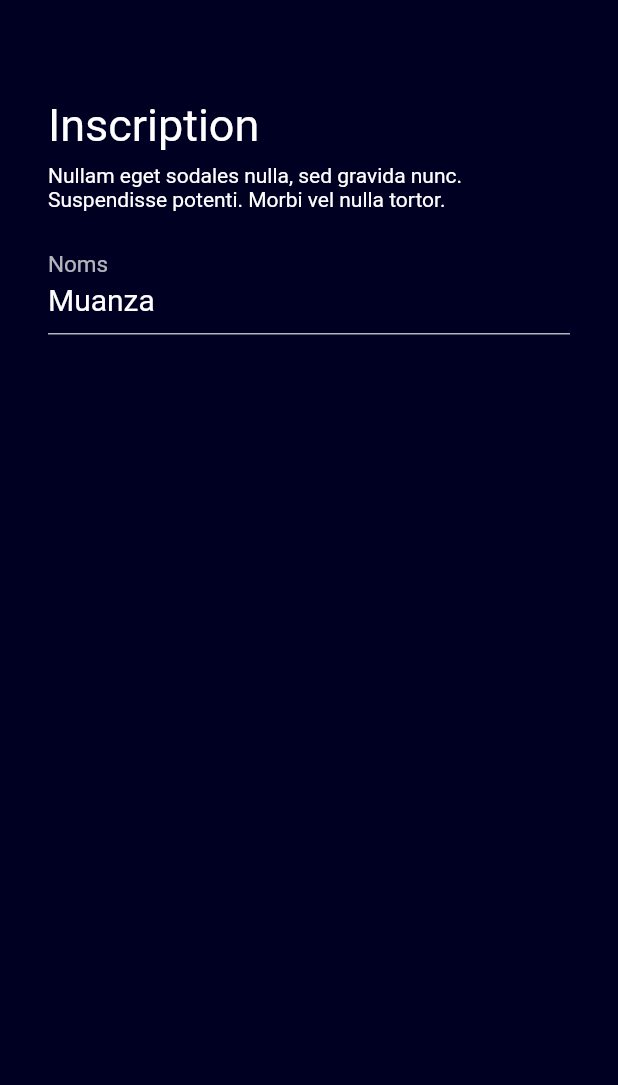
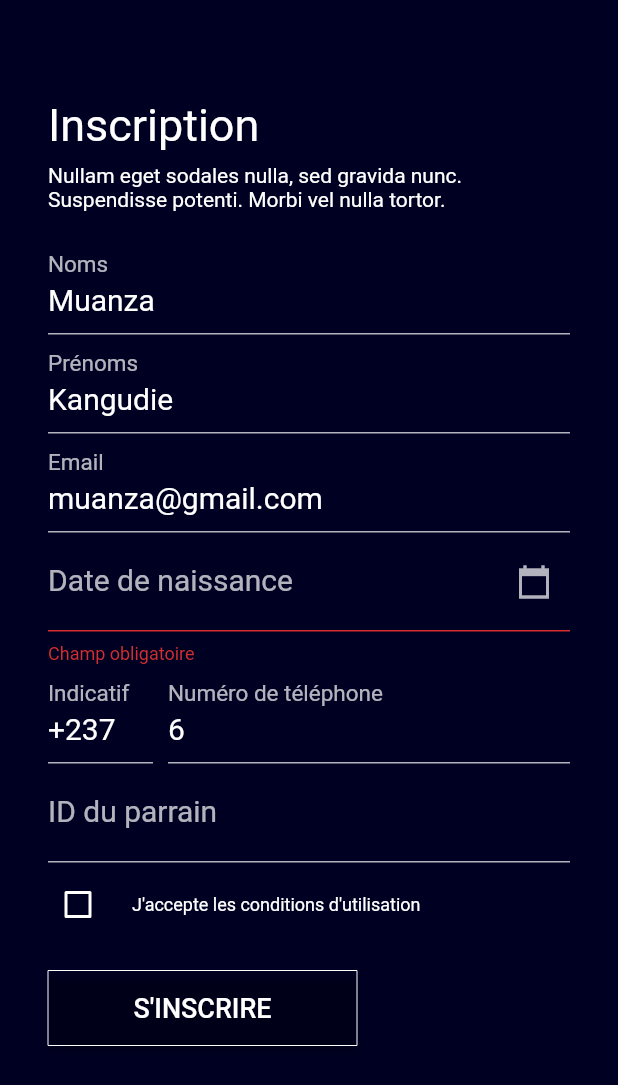
Before and after one commit to kingmuanza/tspay, a Flutter app: the InscriptionFormulairePage screen opened directly, on a phone screen of 412 x 824 dp. Shown: the top 1085 px of the screen. Run offline on Flutter 3.47's test engine with Material 2 defaults, Android fonts, the phone set to English and light mode, and no system bars; our stand-ins replace firebase_core; accounts and stored records are empty.

Commit message:
parcours 1

```diff
--- a/lib/composants/bouton.dart
+++ b/lib/composants/bouton.dart
@@ -4,11 +4,14 @@ class Bouton extends StatefulWidget {
   final double largeur;
   final String nom;
   final Function action;
-  const Bouton({
+  bool? secondaire;
+
+  Bouton({
     Key? key,
     required this.largeur,
     required this.nom,
     required this.action,
+    bool? this.secondaire,
   }) : super(key: key);
 
   @override
@@ -24,7 +27,9 @@ class _BoutonState extends State<Bouton> {
       },
       style: ButtonStyle(
         backgroundColor: MaterialStateProperty.all(
-          Colors.transparent,
+          widget.secondaire != null
+              ? Color.fromRGBO(0, 0, 34, 1)
+              : Colors.transparent,
         ),
         minimumSize: MaterialStateProperty.all(
           Size(
@@ -32,12 +37,22 @@ class _BoutonState extends State<Bouton> {
             50,
           ),
         ),
-        shape: MaterialStateProperty.all<RoundedRectangleBorder>(
+        shape: widget.secondaire != null
+            ? MaterialStateProperty.all<RoundedRectangleBorder>(
                 RoundedRectangleBorder(
                   borderRadius: BorderRadius.circular(0.0),
                   side: BorderSide(
                     color: Colors.white,
                     width: 2.0,
+                  ),
+                ),
+              )
+            : MaterialStateProperty.all<RoundedRectangleBorder>(
+                RoundedRectangleBorder(
+                  borderRadius: BorderRadius.circular(0.0),
+                  side: BorderSide(
+                    color: Colors.white,
+                    width: 0.0,
                   ),
                 ),
               ),
--- a/lib/composants/champ.dart
+++ b/lib/composants/champ.dart
@@ -7,11 +7,21 @@ class Champ extends StatefulWidget {
     required this.labelText,
     required this.controller,
     this.formKey,
+    this.clavier,
+    this.iconeBouton,
+    this.readOnly,
+    this.validator,
+    this.isPassword,
   }) : super(key: key);
 
   final String labelText;
   final TextEditingController controller;
   GlobalKey<FormState>? formKey;
+  TextInputType? clavier;
+  IconButton? iconeBouton;
+  bool? readOnly;
+  bool? isPassword;
+  String? Function(dynamic)? validator;
 
   @override
   _ChampState createState() => _ChampState();
@@ -25,15 +35,24 @@ class _ChampState extends State<Champ> {
       child: TextFormField(
         style: TextStyle(fontSize: 20, color: Colors.white),
         validator: (value) {
+          if (widget.validator != null) {
+            return widget.validator!(value);
+          }
           if (value == null || value.isEmpty) {
-            return 'Please enter some text';
+            return 'Champ obligatoire';
           }
           return null;
         },
+        obscureText: widget.isPassword != null ? widget.isPassword! : false,
+        keyboardType:
+            widget.clavier != null ? widget.clavier : TextInputType.text,
         autovalidateMode: AutovalidateMode.always,
         controller: widget.controller,
         cursorColor: Colors.white,
+        // enabled: false,
+        readOnly: widget.readOnly != null ? widget.readOnly! : false,
         decoration: InputDecoration(
+          suffixIcon: widget.iconeBouton,
           labelText: widget.labelText,
           labelStyle: TextStyle(
             fontSize: 20.0,
--- a/lib/inscription.formulaire.page.dart
+++ b/lib/inscription.formulaire.page.dart
@@ -1,4 +1,5 @@
 import 'package:flutter/material.dart';
+import 'package:tspay/password.page.dart';
 
 import 'composants/bouton.dart';
 import 'composants/champ.dart';
@@ -12,8 +13,39 @@ class InscriptionFormulairePage extends StatefulWidget {
 }
 
 class _InscriptionFormulairePageState extends State<InscriptionFormulairePage> {
+  final _parrainFormKey = GlobalKey<FormState>();
+  final _numeroFormKey = GlobalKey<FormState>();
+  final _datenaissFormKey = GlobalKey<FormState>();
+  final _emailFormKey = GlobalKey<FormState>();
   final _nomFormKey = GlobalKey<FormState>();
+  final _prenomFormKey = GlobalKey<FormState>();
+  TextEditingController indicatifController =
+      TextEditingController(text: '+237');
+  TextEditingController parrainController = TextEditingController(text: '');
+  TextEditingController numeroController = TextEditingController(text: '6 ');
+  TextEditingController datenaissController = TextEditingController(text: '');
   TextEditingController nomController = TextEditingController(text: 'Muanza');
+  TextEditingController prenomController =
+      TextEditingController(text: 'Kangudie');
+  TextEditingController emailController =
+      TextEditingController(text: 'muanza@gmail.com');
+
+  bool checkedValue = false;
+
+  DateTime selectedDate = DateTime.now();
+
+  Future<void> _selectDate(BuildContext context) async {
+    DateTime? picked = await showDatePicker(
+        context: context,
+        initialDate: selectedDate,
+        firstDate: DateTime(2015, 8),
+        lastDate: DateTime(2101));
+    if (picked != null && picked != selectedDate)
+      setState(() {
+        datenaissController.text = picked.toIso8601String().split('T')[0];
+        selectedDate = picked;
+      });
+  }
 
   @override
   Widget build(BuildContext context) {
@@ -25,6 +57,7 @@ class _InscriptionFormulairePageState extends State<InscriptionFormulairePage> {
         decoration: BoxDecoration(color: Color.fromRGBO(0, 0, 34, 1)),
         padding: EdgeInsets.symmetric(horizontal: 32, vertical: 50),
         height: hauteur,
+        child: SingleChildScrollView(
           child: Column(
             crossAxisAlignment: CrossAxisAlignment.start,
             mainAxisSize: MainAxisSize.max,
@@ -39,7 +72,101 @@ class _InscriptionFormulairePageState extends State<InscriptionFormulairePage> {
                 formKey: _nomFormKey,
                 controller: nomController,
               ),
+              Champ(
+                labelText: 'Prénoms',
+                formKey: _prenomFormKey,
+                controller: prenomController,
+              ),
+              Champ(
+                labelText: 'Email',
+                formKey: _emailFormKey,
+                controller: emailController,
+                clavier: TextInputType.emailAddress,
+              ),
+              Champ(
+                labelText: 'Date de naissance',
+                formKey: _datenaissFormKey,
+                controller: datenaissController,
+                clavier: TextInputType.datetime,
+                readOnly: true,
+                iconeBouton: IconButton(
+                  icon: Icon(
+                    Icons.calendar_today_sharp,
+                    color: Colors.white70,
+                  ),
+                  onPressed: () {
+                    _selectDate(context);
+                  },
+                ),
+              ),
+              Row(
+                children: [
+                  Container(
+                    width: 80,
+                    padding: EdgeInsets.only(right: 10),
+                    child: Champ(
+                      labelText: 'Indicatif',
+                      controller: indicatifController,
+                      readOnly: true,
+                    ),
+                  ),
+                  Expanded(
+                    child: Champ(
+                      labelText: 'Numéro de téléphone',
+                      formKey: _numeroFormKey,
+                      controller: numeroController,
+                      clavier: TextInputType.phone,
+                    ),
+                  ),
                 ],
+              ),
+              Champ(
+                labelText: 'ID du parrain',
+                formKey: _parrainFormKey,
+                controller: parrainController,
+                validator: (value) {
+                  return null;
+                },
+              ),
+              Theme(
+                data: ThemeData(unselectedWidgetColor: Colors.white),
+                child: CheckboxListTile(
+                  title: Text(
+                    "J'accepte les conditions d'utilisation",
+                    style: TextStyle(
+                      fontSize: 12,
+                      color: Colors.white,
+                    ),
+                  ),
+                  contentPadding: EdgeInsets.all(0),
+                  value: checkedValue,
+                  activeColor: Colors.white,
+                  checkColor: Colors.white,
+                  onChanged: (newValue) {
+                    setState(() {
+                      checkedValue = newValue!;
+                    });
+                  },
+                  controlAffinity: ListTileControlAffinity.leading,
+                ),
+              ),
+              Padding(
+                padding: const EdgeInsets.only(top: 16.0),
+                child: Bouton(
+                  nom: "S'inscrire",
+                  largeur: largeur / 2,
+                  action: () {
+                    Navigator.push(
+                      context,
+                      MaterialPageRoute(
+                        builder: (context) => PasswordPage(),
+                      ),
+                    );
+                  },
+                ),
+              ),
+            ],
+          ),
         ),
       ), // This trailing comma makes auto-formatting nicer for build methods.
     );
```
Also changed, not shown: lib/password.page.dart (added, +137 -0 lines). Lines whose indentation alone changed are shown as unchanged.
